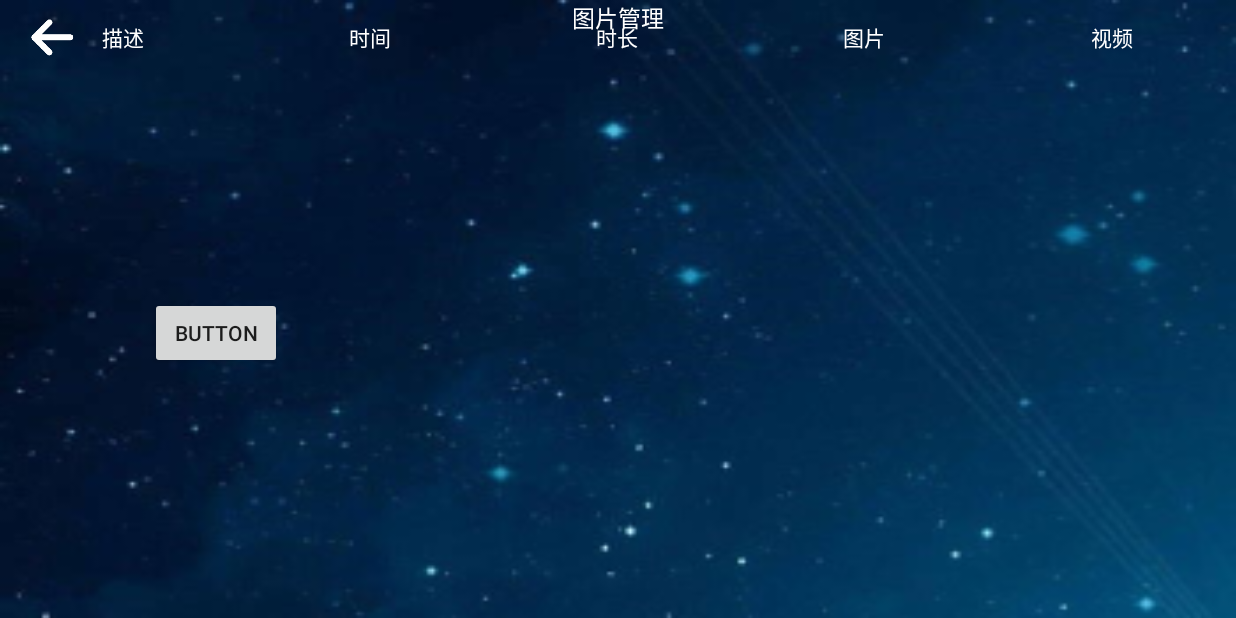
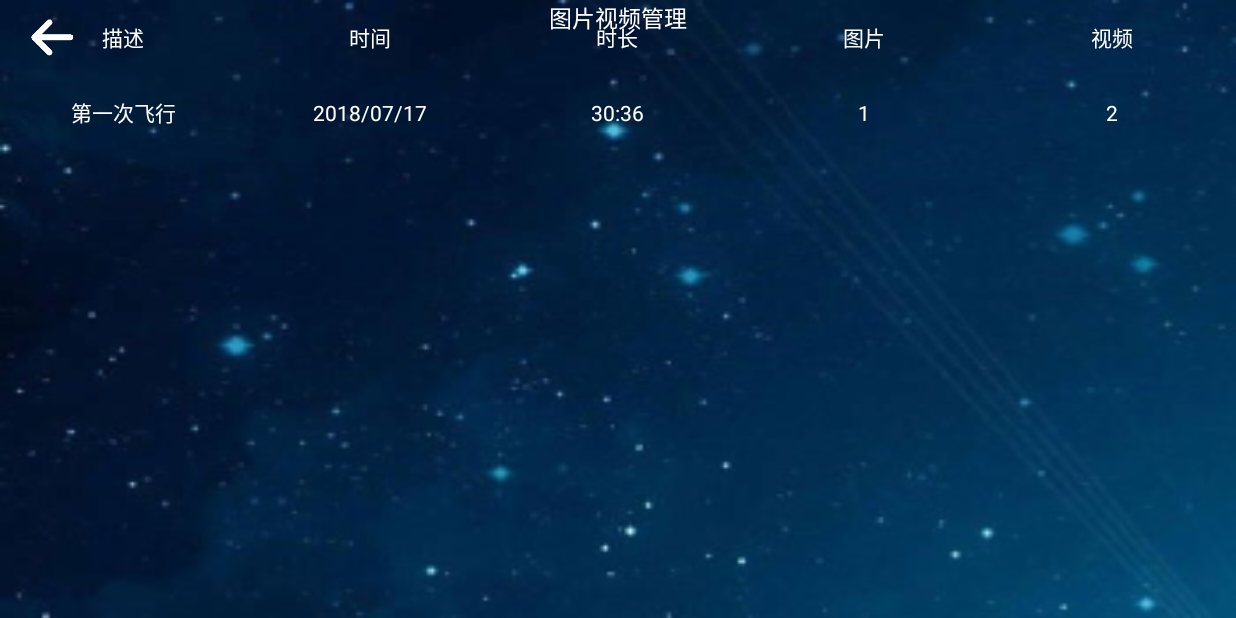
Before and after one commit to wrjshixun/Wrj, an Android app: the PicManager screen opened directly, with no data from a screen before it, on a phone screen of 824 x 412 dp (held sideways). Run offline under Robolectric (Android 15) with nearby library versions, the phone set to English and light mode, and no system bars.

Commit message:
加入图片界面

```diff
--- a/app/src/main/java/com/example/yuanshuai/wrj/activity/PicManager.java
+++ b/app/src/main/java/com/example/yuanshuai/wrj/activity/PicManager.java
@@ -38,6 +38,11 @@ public class PicManager extends AppCompatActivity {
         picdatalist.add("时长");
         picdatalist.add("图片");
         picdatalist.add("视频");
+        picdatalist.add("第一次飞行");
+        picdatalist.add("2018/07/17");
+        picdatalist.add("30:36");
+        picdatalist.add("1");
+        picdatalist.add("2");
     }
     public void add(){
         picdatalist.add("TestMyItem");
--- a/app/src/main/java/com/example/yuanshuai/wrj/adapter/PiclistAdapter.java
+++ b/app/src/main/java/com/example/yuanshuai/wrj/adapter/PiclistAdapter.java
@@ -1,6 +1,7 @@
 package com.example.yuanshuai.wrj.adapter;
 
 import android.content.Context;
+import android.content.Intent;
 import android.support.v7.widget.RecyclerView;
 import android.view.LayoutInflater;
 import android.view.TextureView;
@@ -9,6 +10,9 @@ import android.view.ViewGroup;
 import android.widget.TextView;
 
 import com.example.yuanshuai.wrj.R;
+import com.example.yuanshuai.wrj.activity.PicActivity;
+import com.example.yuanshuai.wrj.activity.PicManager;
+import com.example.yuanshuai.wrj.activity.VidActivity;
 
 import java.util.List;
 
@@ -24,7 +28,7 @@ public class PiclistAdapter extends RecyclerView.Adapter<PiclistAdapter.viewhold
 
     @Override
     public viewholderA onCreateViewHolder(ViewGroup parent, int viewType) {
-        View view= LayoutInflater.from(mContext).inflate(R.layout.picitem,parent,false);
+        View view= LayoutInflater.from(mContext).inflate(R.layout.picitem,null,false);
         viewholderA viewholderA=new viewholderA(view);
 
         //动态加载viewholder的布局文件并返回holder
@@ -37,10 +41,23 @@ public class PiclistAdapter extends RecyclerView.Adapter<PiclistAdapter.viewhold
     }
 
     @Override
-    public void onBindViewHolder(viewholderA holder, int position) {
+    public void onBindViewHolder(viewholderA holder, final int position) {
 
         //设置item中的数据
        holder.mTextView.setText(mlist.get(position));
+       //设置图片、视频item的点击事件
+       holder.mTextView.setOnClickListener(new View.OnClickListener() {
+           @Override
+           public void onClick(View v) {
+               if((position-3)%5==0){
+                   PicActivity.actionStart(mContext);
+               }
+               if((position-4)%5==0){
+                   VidActivity.actionStart(mContext);
+               }
+
+           }
+       });
 
     }
 
--- a/app/src/main/res/layout/activity_pic_manager.xml
+++ b/app/src/main/res/layout/activity_pic_manager.xml
@@ -17,7 +17,7 @@
     android:layout_centerHorizontal="true"
     android:textColor="@color/white"
     android:textSize="15sp"
-    android:text="图片管理"/>
+    android:text="图片视频管理"/>
     <ImageView
         android:layout_width="30dp"
         android:layout_height="30dp"
@@ -29,15 +29,7 @@
         android:layout_marginLeft="20dp"
 />
 
-    <Button
-        android:id="@+id/button2"
-        android:layout_width="wrap_content"
-        android:layout_height="wrap_content"
-        android:layout_alignParentStart="true"
-        android:layout_alignParentTop="true"
-        android:layout_marginStart="100dp"
-        android:layout_marginTop="198dp"
-        android:text="Button" />
+
 
 
 </RelativeLayout>
```
Also changed, not shown: app/build.gradle (+6 -6 lines), app/src/main/AndroidManifest.xml (+13 -5 lines), app/src/main/java/com/example/yuanshuai/wrj/activity/PicActivity.java (added, +48 -0 lines), app/src/main/java/com/example/yuanshuai/wrj/activity/VidActivity.java (added, +22 -0 lines), app/src/main/java/com/example/yuanshuai/wrj/adapter/PicfileAdapter.java (added, +56 -0 lines), app/src/main/res/layout/activity_pic.xml (added, +44 -0 lines), app/src/main/res/layout/activity_vid.xml (added, +9 -0 lines), app/src/main/res/layout/picfileitem.xml (added, +14 -0 lines).
